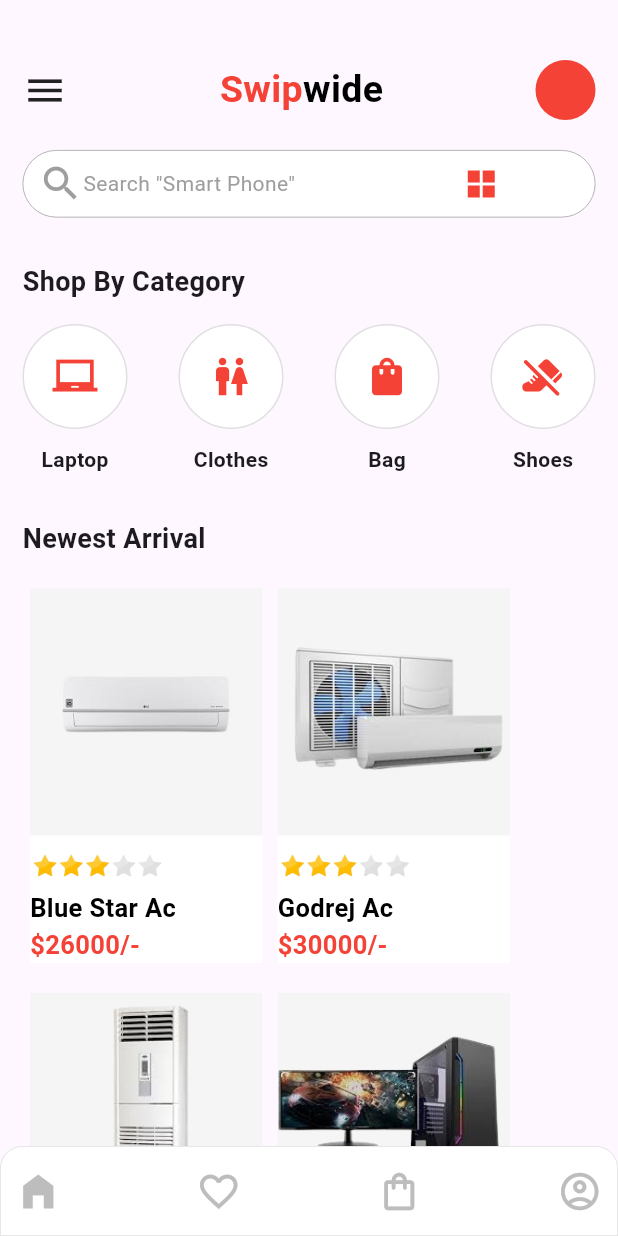
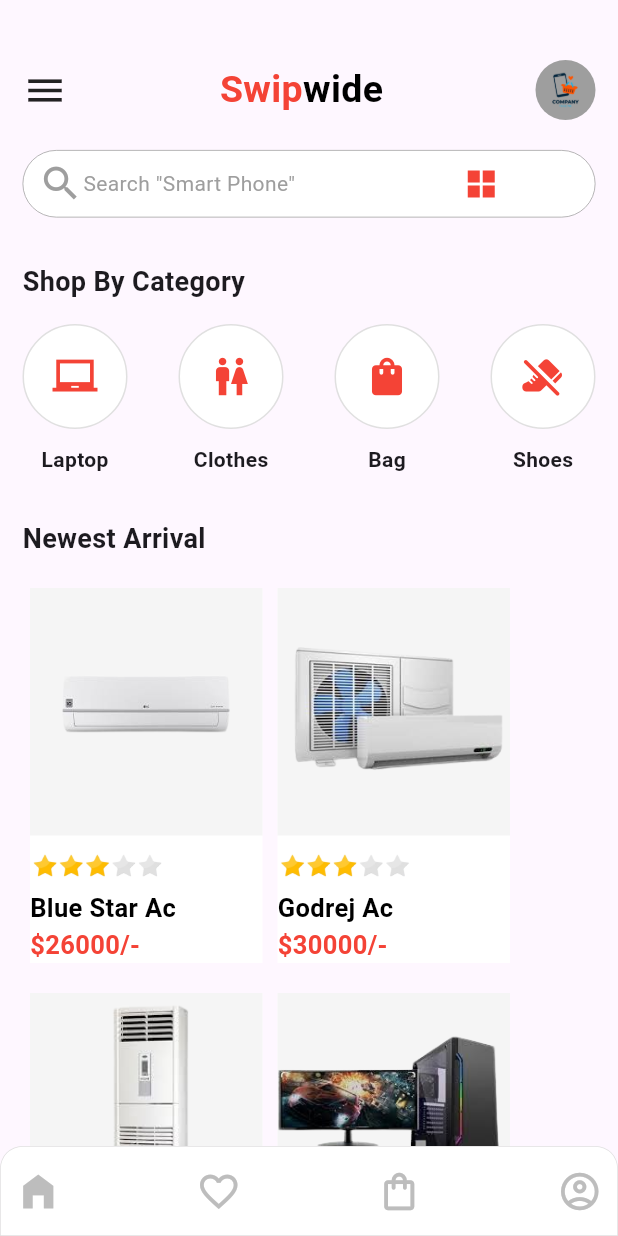
Before and after one commit to Avesh6754/ecommerce, a Flutter app: the screen it shows after launch, on a phone screen of 412 x 824 dp. Run offline on Flutter 3.47's test engine with Material 3 defaults, Android fonts, the phone set to English and light mode, and no system bars.

Commit message:
22-07-2024

```diff
--- a/lib/home/homepage.dart
+++ b/lib/home/homepage.dart
@@ -45,7 +45,8 @@ class _HomepageState extends State<Homepage> {
                   width: 40,
                   decoration: const BoxDecoration(
                     shape: BoxShape.circle,
-                    color: Colors.red,
+                    color: Colors.grey,
+                    image: DecorationImage(image: AssetImage('assets/image/7931789-removebg-preview.png'))
                   ),
                 )
               ],
```
